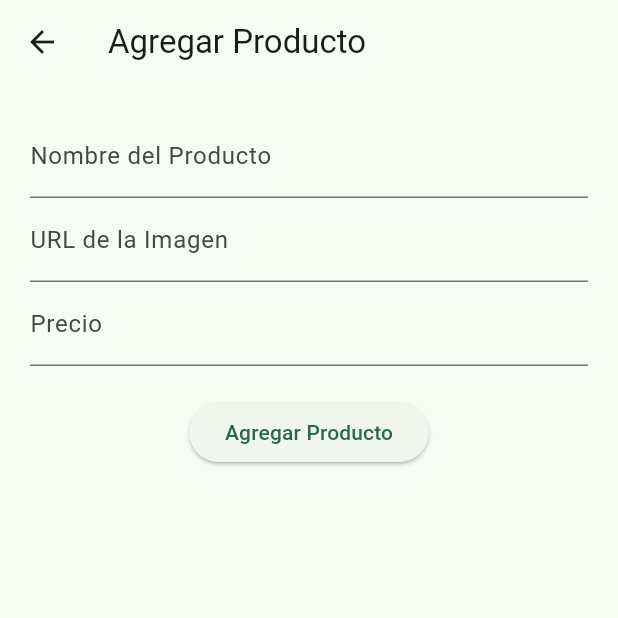
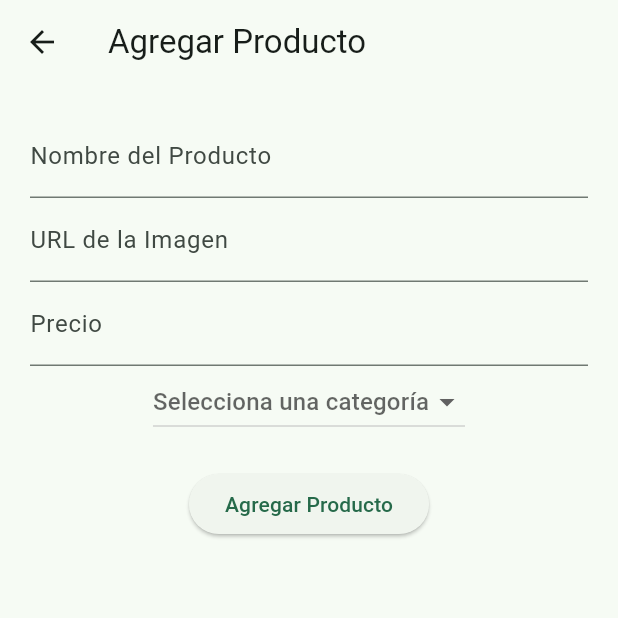
Before and after one commit to ecardenasm/myapp, a Flutter app: the AddProductPage screen opened directly, on a phone screen of 412 x 824 dp, the top half of it. Run offline on Flutter 3.47's test engine with Material 3 defaults, Android fonts, the phone set to English and light mode, and no system bars; our stand-ins replace cloud_firestore, firebase_auth, firebase_core, hive, hive_flutter, sqflite_common_ffi; accounts and stored records are empty.

Commit message:
Ultima actualizacion

```diff
--- a/lib/core/entity/product.dart
+++ b/lib/core/entity/product.dart
@@ -13,6 +13,8 @@ class Product {
   final String brand;
   @HiveField(5)
   final int quantity; // Agregamos un campo para la cantidad
+  @HiveField(6)
+  final String category;
 
   Product({
     required this.id,
@@ -20,6 +22,7 @@ class Product {
     required this.imageUrl,
     required this.price,
     required this.brand,
+    this.category = "",
     this.quantity = 1, // Valor predeterminado de cantidad
   });
 
@@ -31,6 +34,7 @@ class Product {
       'price': price,
       'brand': brand,
       'quantity': quantity, // Agregamos la cantidad al Map
+      'category': category,
     };
   }
 
@@ -44,6 +48,7 @@ class Product {
       brand: map['brand'] ?? '',
       quantity:
           map['quantity'] ?? 1, // Aseguramos que la cantidad sea leída del Map
+      category: map['category'] ?? '',
     );
   }
 
@@ -56,6 +61,7 @@ class Product {
       price: price,
       brand: brand,
       quantity: quantity ?? this.quantity,
+      category: category,
     );
   }
 }
--- a/lib/main.dart
+++ b/lib/main.dart
@@ -8,8 +8,6 @@ void main() async {
 
   await Hive.initFlutter();
   Hive.registerAdapter(ProductAdapter());
-
-
 
   await Firebase.initializeApp(
     options: const FirebaseOptions(
--- a/lib/presentation/pages/home_pages.dart
+++ b/lib/presentation/pages/home_pages.dart
@@ -57,7 +57,7 @@ class _MyHomePageState extends State<MyHomePage> {
   Widget build(BuildContext context) {
     final List<Widget> _pages = [
       MarketPage(addToCart: _addToCart),
-      const CategoryPages(),
+      CategoryPages(),
       const ProfilePages(),
       CartPages(cartRepository: _cartRepository), // pasamos el repositorio
     ];
--- a/lib/presentation/pages/market_pages.dart
+++ b/lib/presentation/pages/market_pages.dart
@@ -11,7 +11,10 @@ class MarketPage extends StatelessWidget {
   Widget build(BuildContext context) {
     return Container(
       margin: const EdgeInsets.all(16.0),
-      child: MarketGrid(addToCart: addToCart), // Pasamos addToCart a MarketGrid
+      child: MarketGrid(
+        addToCart: addToCart,
+        selectedCategory: 'Todos',
+        ), // Pasamos addToCart a MarketGrid
     );
   }
 }
--- a/lib/presentation/pages/product_add_pages.dart
+++ b/lib/presentation/pages/product_add_pages.dart
@@ -14,6 +14,9 @@ class _AddProductPageState extends State<AddProductPage> {
   final _nameController = TextEditingController();
   final _imageUrlController = TextEditingController();
   final _priceController = TextEditingController();
+  final _categoryController = TextEditingController();
+
+  final List<String> _categories = ['Comida', 'Bebida', 'Papelería', 'Otros'];
 
   final ProductRepository _productRepository = ProductRepository();
 
@@ -21,6 +24,7 @@ class _AddProductPageState extends State<AddProductPage> {
     String name = _nameController.text.trim();
     String imageUrl = _imageUrlController.text.trim();
     double price = double.tryParse(_priceController.text.trim()) ?? 0.0;
+    String category = _categoryController.text.trim();
 
     User? user = FirebaseAuth.instance.currentUser;
 
@@ -41,6 +45,7 @@ class _AddProductPageState extends State<AddProductPage> {
       imageUrl: imageUrl,
       price: price,
       brand: brand,  // El brand es el nombre del usuario
+      category: category,
     );
 
     try {
@@ -54,6 +59,7 @@ class _AddProductPageState extends State<AddProductPage> {
         imageUrl: imageUrl,
         price: price,
         brand: brand,
+        category: category,
       );
 
       ScaffoldMessenger.of(context).showSnackBar(const SnackBar(
@@ -68,6 +74,8 @@ class _AddProductPageState extends State<AddProductPage> {
       ));
     }
   }
+
+  String? _selectedCategory; // Nueva variable para la categoría seleccionada
 
   @override
   Widget build(BuildContext context) {
@@ -92,6 +100,21 @@ class _AddProductPageState extends State<AddProductPage> {
               decoration: const InputDecoration(labelText: 'Precio'),
               keyboardType: TextInputType.number,
             ),
+            DropdownButton<String>(
+              hint: const Text('Selecciona una categoría'),
+              value: _selectedCategory,
+              items: _categories.map((category) {
+                return DropdownMenuItem(
+                  value: category,
+                  child: Text(category),
+                );
+              }).toList(),
+              onChanged: (String? value) {
+                setState(() {
+                  _selectedCategory = value; // Actualiza la categoría seleccionada
+                });
+              },
+            ),
             const SizedBox(height: 20),
             ElevatedButton(
               onPressed: agregarProducto,
```
Also changed, not shown: lib/presentation/pages/category_pages.dart (+7 -5 lines), lib/presentation/pages/product_details_pages.dart (+11 -4 lines), lib/presentation/widgets/market_grid.dart (+26 -8 lines), pubspec.lock.
